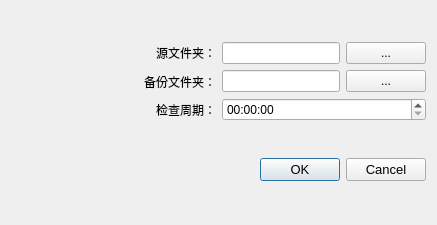
Before: the Qt Designer form forms/createtask.ui in Leonezz/backup-folder, drawn with Qt 5.
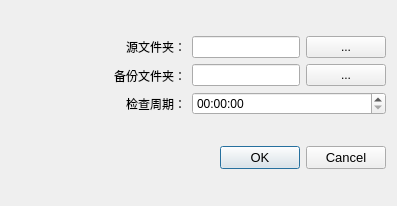
After: the same form once the commit is applied.

Commit message: :construction:(createtask): update the sync duration time when edit finished

Diff of the .ui file:
```diff
--- a/forms/createtask.ui
+++ b/forms/createtask.ui
@@ -6,8 +6,8 @@
    <rect>
     <x>0</x>
     <y>0</y>
-    <width>437</width>
-    <height>225</height>
+    <width>397</width>
+    <height>206</height>
    </rect>
   </property>
   <property name="windowTitle">
```
The commit also changes 2 other files.
